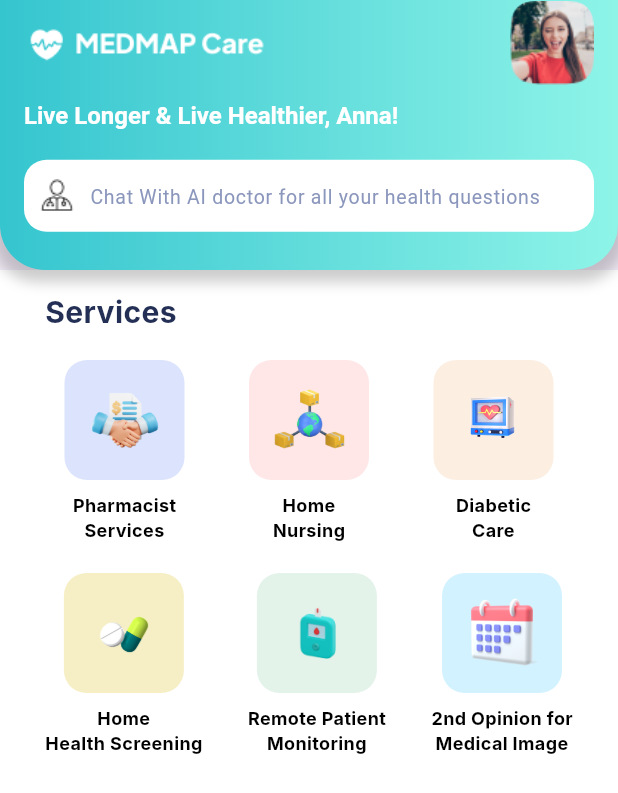
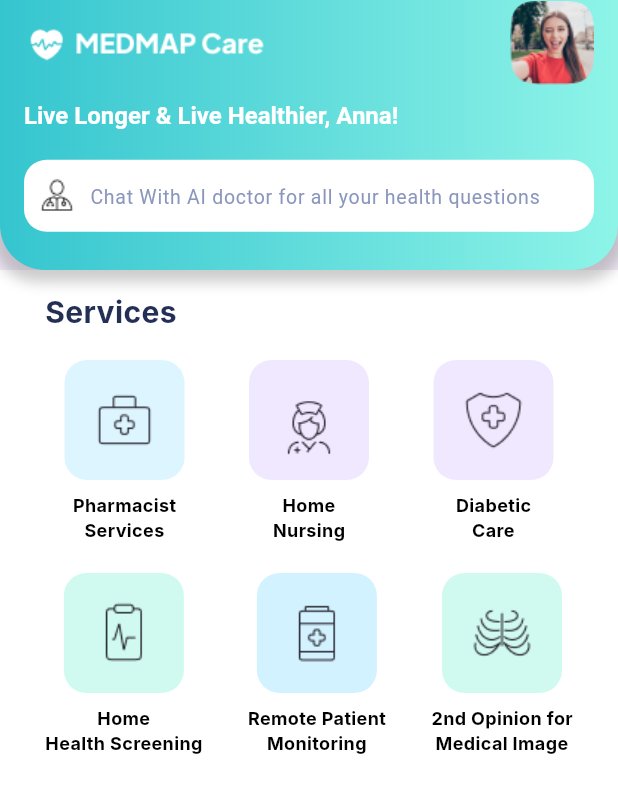
Before and after one commit to ilhamelhamdi/flutter-homecare, a Flutter app: the Dashboard screen opened by its route, on a phone screen of 412 x 824 dp. Shown: the top 793 px of the screen. Run offline on Flutter 3.47's test engine with Material 3 defaults, Android fonts, the phone set to English and light mode, and no system bars; our stand-ins replace bloc, device_preview, dio, equatable, flutter_bloc, flutter_cache_manager and 8 more; missing offline and left inert: back_button_interceptor, fleather, flutter_pdfview, navbar_router, omega_dio_logger, pretty_http_logger; accounts and stored records are empty; Roboto replaces fonts that are missing (Inter); project files that could hold a hidden picture were left out.

Commit message:
add : Icons, fixing specific slicing on Navbar, Layout, Avatar Account

```diff
--- a/lib/views/dashboard.dart
+++ b/lib/views/dashboard.dart
@@ -1,4 +1,5 @@
 import 'package:flutter/material.dart';
+import 'package:flutter_homecare/views/tenders.dart';
 import 'package:go_router/go_router.dart';
 // import 'package:flutter_homecare/route/app_routes.dart';
 // import 'package:flutter_homecare/views/details/detail_products.dart';
@@ -348,14 +349,15 @@ class _DashboardState extends State<Dashboard> {
                           // selectTab(1);
                           Navigator.push(
                             context,
-                            MaterialPageRoute(builder: (context) => HomePage()),
+                            MaterialPageRoute(
+                                builder: (context) => pharmaServices()),
                           );
                         },
                         iconPath:
-                            'assets/icons/ic_tenders.png', // Replace with your actual image path
+                            'assets/icons/ic_pharma_service.png', // Replace with your actual image path
                         title: AppLocalizations.of(context)!
                             .translate('pharmacist_services'),
-                        backgroundColor: Color(0xFFDCE3FD),
+                        backgroundColor: Color(0x559AE1FF),
                         // iconColor: Colors.white,
                         titleColor: Colors.black,
                       ),
@@ -364,10 +366,10 @@ class _DashboardState extends State<Dashboard> {
                           // selectTab(2);
                         },
                         iconPath:
-                            'assets/icons/ic_distributors.png', // Replace with your actual image path
+                            'assets/icons/ic_nurse.png', // Replace with your actual image path
                         title: AppLocalizations.of(context)!
                             .translate('home_nursing'),
-                        backgroundColor: Color(0xFFFFE7E7),
+                        backgroundColor: Color(0x33B28CFF),
                         // iconColor: Colors.white,
                         titleColor: Colors.black,
                       ),
@@ -376,10 +378,10 @@ class _DashboardState extends State<Dashboard> {
                           // selectTab(1);
                         },
                         iconPath:
-                            'assets/icons/ic_products.png', // Replace with your actual image path
+                            'assets/icons/ic_diabetic.png', // Replace with your actual image path
                         title: AppLocalizations.of(context)!
                             .translate('diabetic_care'),
-                        backgroundColor: Color(0xFFFCEEE1),
+                        backgroundColor: Color(0x33B28CFF),
                         // iconColor: Colors.white,
                         titleColor: Colors.black,
                       ),
@@ -397,10 +399,10 @@ class _DashboardState extends State<Dashboard> {
                             MaterialPageRoute(builder: (context) => HomePage()),
                           );
                         },
-                        iconPath: 'assets/icons/ic_pharmacy.png',
+                        iconPath: 'assets/icons/ic_report.png',
                         title: AppLocalizations.of(context)!
                             .translate('home_screening'),
-                        backgroundColor: Color(0xFFF6EFC6),
+                        backgroundColor: Color(0x6B8EF4DC),
                         // iconColor: Colors.white,
                         titleColor: Colors.black,
                       ),
@@ -413,10 +415,10 @@ class _DashboardState extends State<Dashboard> {
                           // Utils.openPDFFromAssets(
                           //     context, 'assets/pdfs/content_service.pdf');
                         },
-                        iconPath: 'assets/icons/ic_poct.png',
+                        iconPath: 'assets/icons/ic_drug.png',
                         title: AppLocalizations.of(context)!
                             .translate('remote_monitoring'),
-                        backgroundColor: Color(0xFFE3F3EA),
+                        backgroundColor: Color(0xFFD3F2FF),
                         // iconColor: Colors.white,
                         titleColor: Colors.black,
                       ),
@@ -427,10 +429,10 @@ class _DashboardState extends State<Dashboard> {
                             MaterialPageRoute(builder: (context) => HomePage()),
                           );
                         },
-                        iconPath: 'assets/icons/ic_events.png',
+                        iconPath: 'assets/icons/ic_lung.png',
                         title: AppLocalizations.of(context)!
                             .translate('2nd_opinion'),
-                        backgroundColor: Color(0xFFD3F2FF),
+                        backgroundColor: Color(0x6B8EF4DC),
                         // iconColor: Colors.white,
                         titleColor: Colors.black,
                       ),
--- a/pubspec.yaml
+++ b/pubspec.yaml
@@ -64,6 +64,8 @@ dependencies:
   win32: ^5.0.0
   flutter_speed_dial: ^5.0.0+1
   equatable: ^2.0.0
+  flutter_floating_bottom_bar: ^1.2.1+1
+
 
 
 
```
Also changed, not shown: lib/views/tenders.dart (+36 -36 lines), assets/icons/ic_cart.png (added), assets/icons/ic_date.png (added), assets/icons/ic_diabetic.png (added), assets/icons/ic_drug.png (added), assets/icons/ic_home.png (added), assets/icons/ic_love.png (added), assets/icons/ic_lung.png (added), assets/icons/ic_nurse.png (added), assets/icons/ic_person.png (added), assets/icons/ic_pharma_service.png (added), assets/icons/ic_report.png (added), assets/icons/pharmacist.png (added), pubspec.lock.
